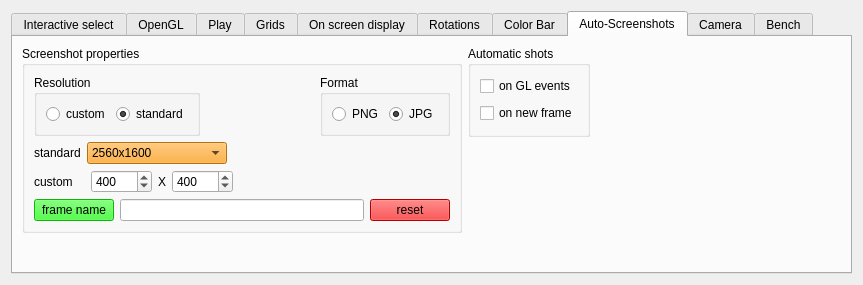
This is src/formoptions.ui in jcldc/glnemo2 as Qt 5 draws it before an edit. The edited form follows.
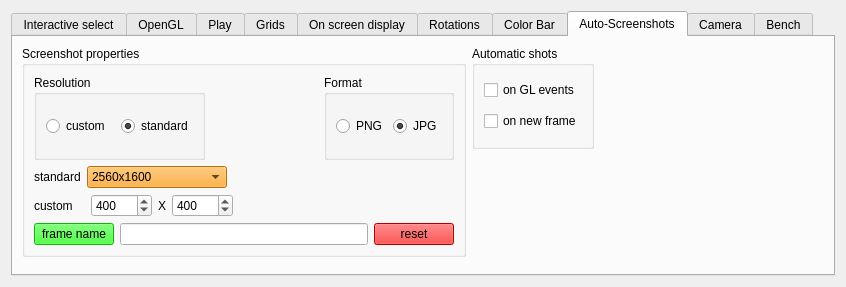
This is the edited form. The open tabs and pages were chosen to show the change. Icons and pictures are not drawn.

What changed in the file:
```diff
--- a/src/formoptions.ui
+++ b/src/formoptions.ui
@@ -9,7 +9,7 @@
    <rect>
     <x>0</x>
     <y>0</y>
-    <width>863</width>
+    <width>846</width>
     <height>285</height>
    </rect>
   </property>
@@ -6209,6 +6209,12 @@
            <verstretch>0</verstretch>
           </sizepolicy>
          </property>
+         <property name="minimumSize">
+          <size>
+           <width>444</width>
+           <height>211</height>
+          </size>
+         </property>
          <property name="maximumSize">
           <size>
            <width>444</width>
@@ -7162,6 +7168,12 @@
            <layout class="QHBoxLayout" name="horizontalLayout_20">
             <item>
              <widget class="QGroupBox" name="groupBox_25">
+              <property name="minimumSize">
+               <size>
+                <width>171</width>
+                <height>57</height>
+               </size>
+              </property>
               <property name="title">
                <string>Resolution</string>
               </property>
@@ -7204,6 +7216,12 @@
             </item>
             <item>
              <widget class="QGroupBox" name="groupBox_8">
+              <property name="minimumSize">
+               <size>
+                <width>122</width>
+                <height>59</height>
+               </size>
+              </property>
               <property name="title">
                <string>Format</string>
               </property>
@@ -7792,7 +7810,7 @@
          </property>
          <property name="sizeHint" stdset="0">
           <size>
-           <width>248</width>
+           <width>231</width>
            <height>20</height>
           </size>
          </property>
```
Left out of the diff: 3846 changed lines with no effect on the pictures.
